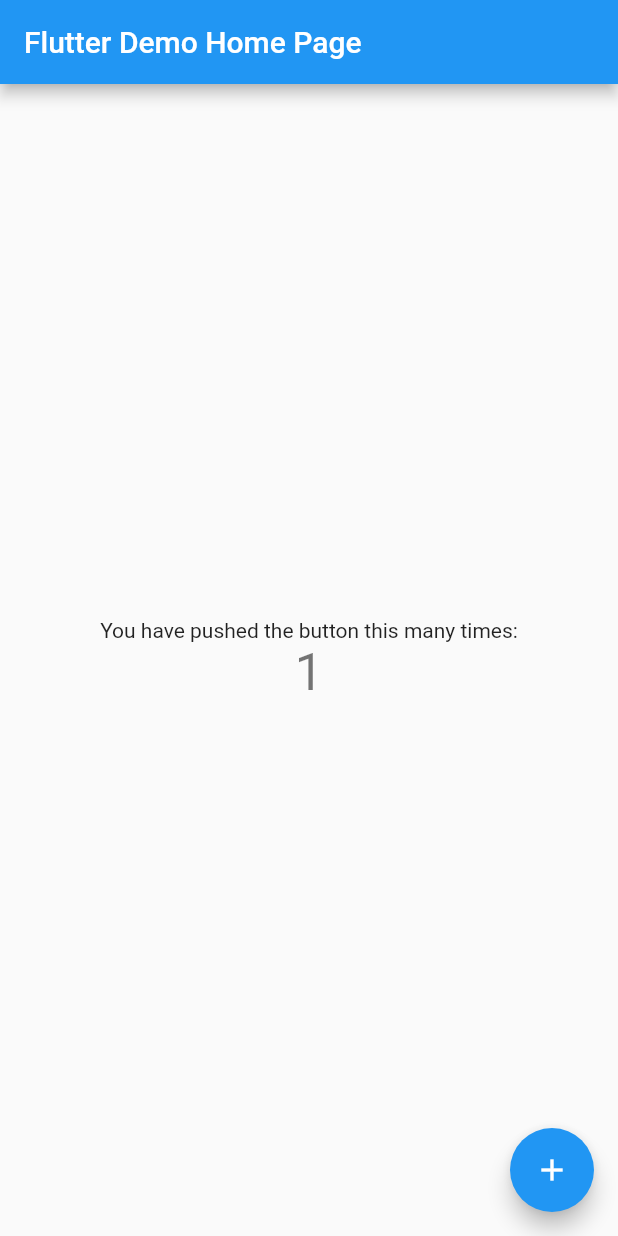
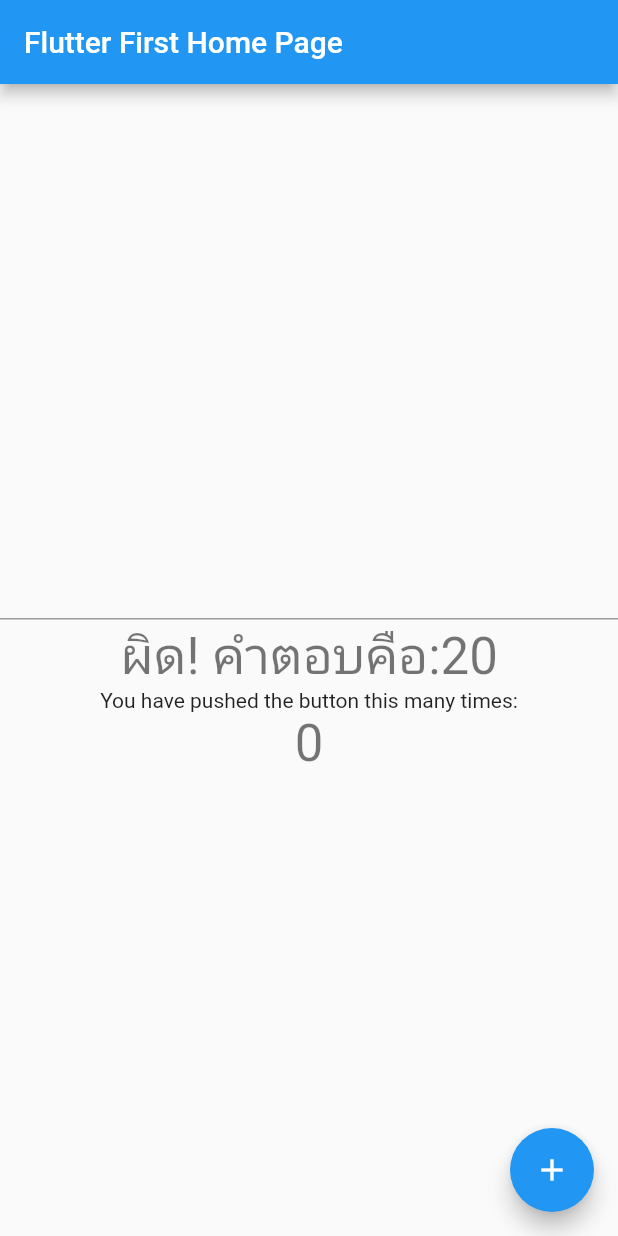
Before and after one commit to phattanotai/first-flutter-app, a Flutter app: the MyHomePage screen opened directly, after a tap on the "add" icon, on a phone screen of 412 x 824 dp. Run offline on Flutter 3.47's test engine with Material 2 defaults, Android fonts, the phone set to English and light mode, and no system bars.

Commit message:
update app

```diff
--- /dev/null
+++ b/lib/a.dart
@@ -0,0 +1,96 @@
+import 'package:flutter/material.dart';
+import 'dart:math';
+
+void main() {
+  runApp(MyApp());
+}
+
+class MyApp extends StatelessWidget {
+  @override
+  Widget build(BuildContext context) {
+    return MaterialApp(
+      title: 'Flutter Demo',
+      theme: ThemeData(
+        primarySwatch: Colors.blue,
+      ),
+      home: MyHomePage(title: 'Flutter First Home Page'),
+    );
+  }
+}
+
+class MyHomePage extends StatefulWidget {
+  MyHomePage({Key key, this.title}) : super(key: key);
+  final String title;
+
+  @override
+  _MyHomePageState createState() => _MyHomePageState();
+}
+
+
+String randomNumber() {
+  var rng = new Random();
+  String num = rng.nextInt(100).toString();
+  return num;
+}
+
+class _MyHomePageState extends State<MyHomePage> {
+  final textFieldController = TextEditingController();
+  int _counter = 0;
+  String _result = "เดาตัวเลข";
+  String _answer = randomNumber();
+
+
+  void _guessNumber() {
+    setState(() {
+      if (_answer == textFieldController.text) {
+        _result = "สุดยอด!";
+      } else {
+        _result = "ผิด! คำตอบคือ:" + _answer;
+      }
+    });
+  }
+
+  void _incrementCounter() {
+    setState(() {
+      _counter++;
+    });
+  }
+
+
+  @override
+  Widget build(BuildContext context) {
+    return Scaffold(
+      appBar: AppBar(
+        title: Text(widget.title),
+      ),
+      body: Center(
+        child: Column(
+          mainAxisAlignment: MainAxisAlignment.center,
+          children: <Widget>[
+            TextField(
+              controller: textFieldController,
+            ),
+            Text(
+              '$_result',
+              style: Theme.of(context).textTheme.headline4,
+            ),
+            Text(
+              'You have pushed the button this many times:',
+            ),
+            Text(
+              '$_counter',
+              style: Theme.of(context).textTheme.headline4,
+            ),
+
+
+          ],
+        ),
+      ),
+      floatingActionButton: FloatingActionButton(
+        onPressed: _guessNumber,
+        tooltip: 'Increment',
+        child: Icon(Icons.add),
+      ),
+    );
+  }
+}
```
Also changed, not shown: lib/main.dart (+234 -67 lines), lib/main1.dart (added, +120 -0 lines), pubspec.yaml (+3 -58 lines), images/lake.jpg (added).
